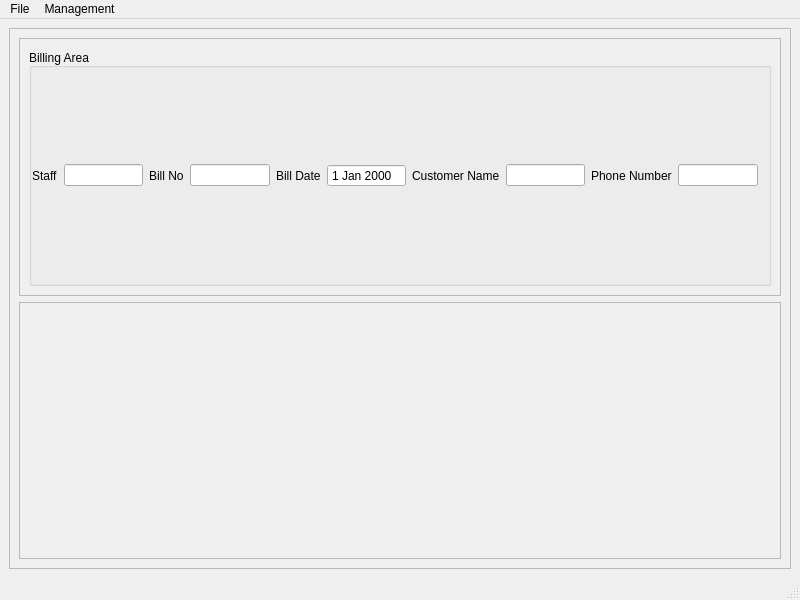
The window that UI/Dashboard.ui (naayifmuhammad/LocalShop_Connect) describes before a commit, drawn with Qt 5.
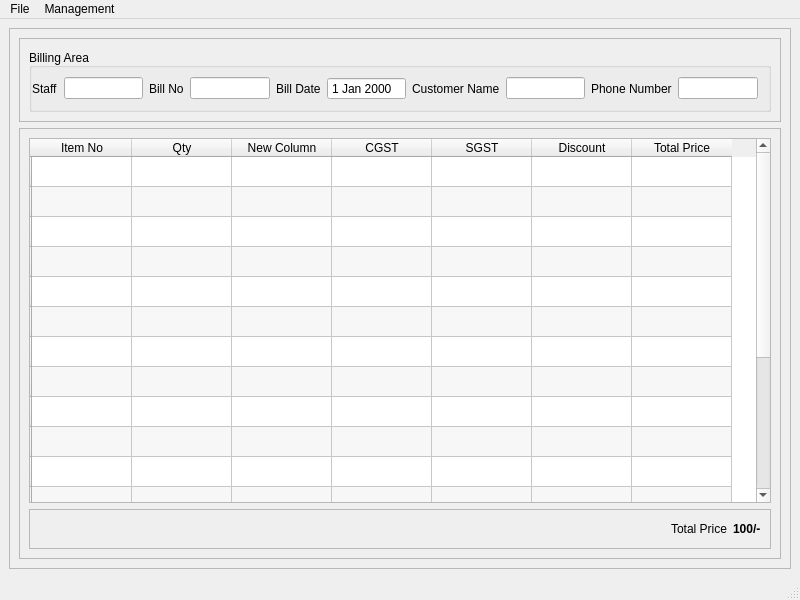
The same window after the commit.

Commit message: New UI windows added. NO backend functionality added. Just models for DB future functionalities

What changed in the file:
```diff
--- a/UI/Dashboard.ui
+++ b/UI/Dashboard.ui
@@ -120,6 +120,193 @@
          <property name="frameShadow">
           <enum>QFrame::Raised</enum>
          </property>
+         <layout class="QVBoxLayout" name="verticalLayout_2">
+          <item>
+           <widget class="QTableWidget" name="tableWidget">
+            <property name="minimumSize">
+             <size>
+              <width>0</width>
+              <height>360</height>
+             </size>
+            </property>
+            <property name="alternatingRowColors">
+             <bool>true</bool>
+            </property>
+            <property name="showGrid">
+             <bool>true</bool>
+            </property>
+            <row>
+             <property name="text">
+              <string/>
+             </property>
+            </row>
+            <row>
+             <property name="text">
+              <string/>
+             </property>
+            </row>
+            <row>
+             <property name="text">
+              <string/>
+             </property>
+            </row>
+            <row>
+             <property name="text">
+              <string/>
+             </property>
+            </row>
+            <row>
+             <property name="text">
+              <string/>
+             </property>
+            </row>
+            <row>
+             <property name="text">
+              <string/>
+             </property>
+            </row>
+            <row>
+             <property name="text">
+              <string/>
+             </property>
+            </row>
+            <row>
+             <property name="text">
+              <string/>
+             </property>
+            </row>
+            <row>
+             <property name="text">
+              <string/>
+             </property>
+            </row>
+            <row>
+             <property name="text">
+              <string/>
+             </property>
+            </row>
+            <row>
+             <property name="text">
+              <string/>
+             </property>
+            </row>
+            <row>
+             <property name="text">
+              <string/>
+             </property>
+            </row>
+            <row>
+             <property name="text">
+              <string/>
+             </property>
+            </row>
+            <row>
+             <property name="text">
+              <string/>
+             </property>
+            </row>
+            <row>
+             <property name="text">
+              <string/>
+             </property>
+            </row>
+            <row>
+             <property name="text">
+              <string/>
+             </property>
+            </row>
+            <row>
+             <property name="text">
+              <string/>
+             </property>
+            </row>
+            <row>
+             <property name="text">
+              <string/>
+             </property>
+            </row>
+            <column>
+             <property name="text">
+              <string>Item No</string>
+             </property>
+            </column>
+            <column>
+             <property name="text">
+              <string>Qty</string>
+             </property>
+            </column>
+            <column>
+             <property name="text">
+              <string>New Column</string>
+             </property>
+            </column>
+            <column>
+             <property name="text">
+              <string>CGST</string>
+             </property>
+            </column>
+            <column>
+             <property name="text">
+              <string>SGST</string>
+             </property>
+            </column>
+            <column>
+             <property name="text">
+              <string>Discount</string>
+             </property>
+            </column>
+            <column>
+             <property name="text">
+              <string>Total Price</string>
+             </property>
+            </column>
+           </widget>
+          </item>
+          <item>
+           <widget class="QFrame" name="frame_2">
+            <property name="frameShape">
+             <enum>QFrame::StyledPanel</enum>
+            </property>
+            <property name="frameShadow">
+             <enum>QFrame::Raised</enum>
+            </property>
+            <layout class="QHBoxLayout" name="horizontalLayout_3">
+             <item>
+              <spacer name="horizontalSpacer">
+               <property name="orientation">
+                <enum>Qt::Horizontal</enum>
+               </property>
+               <property name="sizeHint" stdset="0">
+                <size>
+                 <width>40</width>
+                 <height>20</height>
+                </size>
+               </property>
+              </spacer>
+             </item>
+             <item>
+              <widget class="QLabel" name="label_7">
+               <property name="text">
+                <string>Total Price</string>
+               </property>
+              </widget>
+             </item>
+             <item>
+              <widget class="QLabel" name="label_6">
+               <property name="font">
+                <font>
+                 <bold>true</bold>
+                </font>
+               </property>
+               <property name="text">
+                <string>100/-</string>
+               </property>
+              </widget>
+             </item>
+            </layout>
+           </widget>
+          </item>
+         </layout>
         </widget>
        </item>
       </layout>
```
The commit also changes 4 other files.
